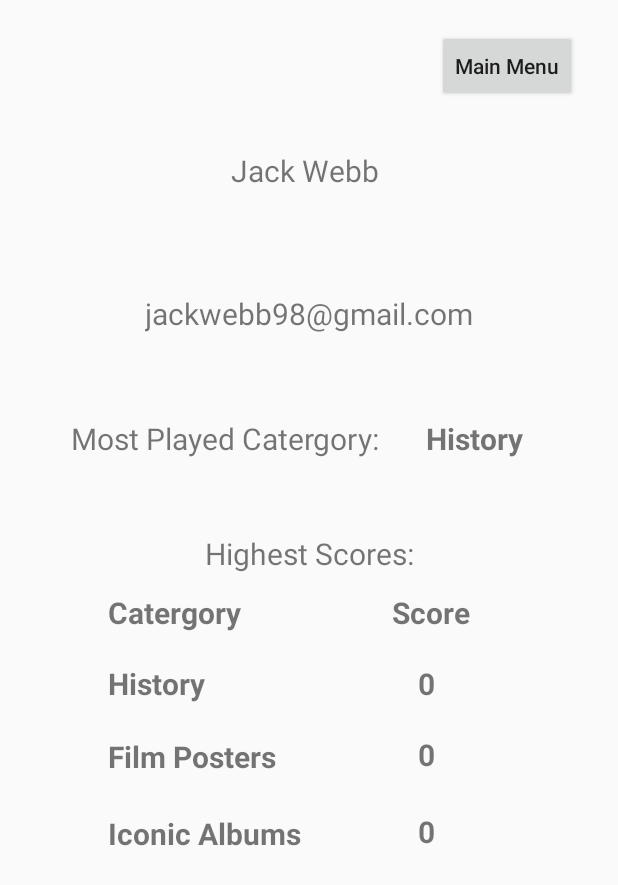
After one commit to jwebb98/Year, an Android app: the UserProfile screen opened directly, with no data from a screen before it, on a phone screen of 412 x 824 dp. The commit adds this screen. Shown: the top 885 px of the screen. Run offline under Robolectric (Android 15) with nearby library versions, the phone set to English and light mode, and no system bars; Roboto replaces fonts that are not available here.

Commit message:
11th commit
High scores added to catergory page and profile,finish game fixed

```diff
--- a/app/src/main/AndroidManifest.xml
+++ b/app/src/main/AndroidManifest.xml
@@ -20,7 +20,8 @@
         android:roundIcon="@mipmap/ic_launcher_round"
         android:supportsRtl="true"
         android:theme="@style/AppTheme">
-        <activity android:name=".Instructions"></activity>
+        <activity android:name=".UserProfile"></activity>
+        <activity android:name=".Instructions" />
         <activity android:name=".InstructionsSliderAdapter" />
         <activity android:name=".result" />
         <activity android:name=".MainMenu">
--- /dev/null
+++ b/app/src/main/java/com/project/Year/UserProfile.java
@@ -0,0 +1,59 @@
+package com.project.Year;
+
+import android.content.Context;
+import android.content.Intent;
+import android.content.SharedPreferences;
+import android.support.v7.app.AppCompatActivity;
+import android.os.Bundle;
+import android.view.View;
+import android.widget.Button;
+import android.widget.TextView;
+
+public class UserProfile extends AppCompatActivity {
+
+    TextView HistoryHighestScore;
+    TextView FilmPostersHighestScore;
+    TextView IconicAlbumsHighestScore;
+    Button mMainMenuBtn;
+    public static int getHistoryScore;
+    public static int getFilmPosterScore;
+    public static int getIconicAlbumScore;
+    public static int getHipHopAlbumScore;
+    public static int getUefaCLScore;
+    public static int getF1PodiumsScore;
+
+    @Override
+    protected void onCreate(Bundle savedInstanceState) {
+        super.onCreate(savedInstanceState);
+        setContentView(R.layout.activity_user_profile);
+
+        mMainMenuBtn = (Button) findViewById(R.id.btnMainMenu3);
+        HistoryHighestScore = (TextView) findViewById(R.id.txt_HistoryScore);
+        FilmPostersHighestScore = (TextView) findViewById(R.id.txt_FilmPostersScore);
+        IconicAlbumsHighestScore = (TextView) findViewById(R.id.txt_IconicAlbumsScore);
+
+        SharedPreferences settings = getSharedPreferences("GAME_DATA", Context.MODE_PRIVATE);
+        UserProfile.getHistoryScore = settings.getInt("HISTORYPROFILE_HIGH_SCORE", 0);
+        UserProfile.getFilmPosterScore = settings.getInt("FILMPOSTERPROFILE_HIGH_SCORE", 0);
+        UserProfile.getIconicAlbumScore = settings.getInt("ICONICALBUMPROFILE_HIGH_SCORE", 0);
+        UserProfile.getHipHopAlbumScore = settings.getInt("HIPHOPPROFILE_HIGH_SCORE", 0);
+        UserProfile.getUefaCLScore = settings.getInt("UEFACLPROFILE_HIGH_SCORE", 0);
+        UserProfile.getF1PodiumsScore = settings.getInt("F1PODIUMPROFILE_HIGH_SCORE", 0);
+
+
+        HistoryHighestScore.setText("" + getHistoryScore);
+        FilmPostersHighestScore.setText("" + getFilmPosterScore);
+        IconicAlbumsHighestScore.setText("" + getIconicAlbumScore);
+
+
+
+        mMainMenuBtn.setOnClickListener(new View.OnClickListener() {
+            @Override
+            public void onClick(View view) {
+                Intent myIntent = new Intent(UserProfile.this, MainMenu.class);
+                startActivity(myIntent);
+                finish();
+            }
+        });
+    }
+}
--- /dev/null
+++ b/app/src/main/res/layout/activity_user_profile.xml
@@ -0,0 +1,188 @@
+<?xml version="1.0" encoding="utf-8"?>
+<android.support.constraint.ConstraintLayout xmlns:android="http://schemas.android.com/apk/res/android"
+    xmlns:app="http://schemas.android.com/apk/res-auto"
+    xmlns:tools="http://schemas.android.com/tools"
+    android:layout_width="match_parent"
+    android:layout_height="match_parent"
+    tools:context=".UserProfile">
+
+    <Button
+        android:id="@+id/btnMainMenu3"
+        android:layout_width="wrap_content"
+        android:layout_height="wrap_content"
+        android:layout_marginTop="20dp"
+        android:layout_marginEnd="27dp"
+        android:text="Main Menu"
+        android:textAllCaps="false"
+        android:visibility="visible"
+        app:layout_constraintEnd_toEndOf="parent"
+        app:layout_constraintHorizontal_bias="1.0"
+        app:layout_constraintStart_toStartOf="parent"
+        app:layout_constraintTop_toTopOf="parent" />
+
+    <TextView
+        android:id="@+id/txt_IconicAlbumsScore"
+        android:layout_width="wrap_content"
+        android:layout_height="27dp"
+        android:layout_marginTop="24dp"
+        android:text="0"
+        android:textSize="20sp"
+        android:textStyle="bold"
+        app:layout_constraintEnd_toEndOf="parent"
+        app:layout_constraintHorizontal_bias="0.389"
+        app:layout_constraintStart_toEndOf="@+id/txt_IconicAlbumsHighestScoreLabel"
+        app:layout_constraintTop_toBottomOf="@+id/txt_FilmPostersScore" />
+
+    <TextView
+        android:id="@+id/txt_FilmPostersScore"
+        android:layout_width="wrap_content"
+        android:layout_height="27dp"
+        android:layout_marginTop="20dp"
+        android:text="0"
+        android:textSize="20sp"
+        android:textStyle="bold"
+        app:layout_constraintEnd_toEndOf="parent"
+        app:layout_constraintHorizontal_bias="0.437"
+        app:layout_constraintStart_toEndOf="@+id/txt_FilmPostersHighestScoresLabel"
+        app:layout_constraintTop_toBottomOf="@+id/txt_HistoryScore" />
+
+    <TextView
+        android:id="@+id/txt_IconicAlbumsHighestScoreLabel"
+        android:layout_width="wrap_content"
+        android:layout_height="27dp"
+        android:layout_marginStart="72dp"
+        android:layout_marginTop="24dp"
+        android:text="Iconic Albums"
+        android:textSize="20sp"
+        android:textStyle="bold"
+        app:layout_constraintStart_toStartOf="parent"
+        app:layout_constraintTop_toBottomOf="@+id/txt_FilmPostersHighestScoresLabel" />
+
+    <TextView
+        android:id="@+id/txt_FilmPostersHighestScoresLabel"
+        android:layout_width="wrap_content"
+        android:layout_height="27dp"
+        android:layout_marginStart="72dp"
+        android:layout_marginTop="21dp"
+        android:text="Film Posters"
+        android:textSize="20sp"
+        android:textStyle="bold"
+        app:layout_constraintStart_toStartOf="parent"
+        app:layout_constraintTop_toBottomOf="@+id/txt_HistoryHighestScoreLabel" />
+
+    <TextView
+        android:id="@+id/txt_HighestScoreLabel"
+        android:layout_width="wrap_content"
+        android:layout_height="27dp"
+        android:layout_marginStart="177dp"
+        android:layout_marginTop="49dp"
+        android:layout_marginEnd="177dp"
+        android:text="Highest Scores:"
+        android:textSize="20sp"
+        app:layout_constraintEnd_toEndOf="parent"
+        app:layout_constraintStart_toStartOf="parent"
+        app:layout_constraintTop_toBottomOf="@+id/txt_MostPlayedLabel" />
+
+    <TextView
+        android:id="@+id/txt_catergoryLabel"
+        android:layout_width="wrap_content"
+        android:layout_height="27dp"
+        android:layout_marginStart="72dp"
+        android:layout_marginTop="12dp"
+        android:text="Catergory"
+        android:textSize="20sp"
+        android:textStyle="bold"
+        app:layout_constraintStart_toStartOf="parent"
+        app:layout_constraintTop_toBottomOf="@+id/txt_HighestScoreLabel" />
+
+    <TextView
+        android:id="@+id/txt_HistoryHighestScoreLabel"
+        android:layout_width="wrap_content"
+        android:layout_height="27dp"
+        android:layout_marginStart="72dp"
+        android:layout_marginTop="20dp"
+        android:text="History"
+        android:textSize="20sp"
+        android:textStyle="bold"
+        app:layout_constraintStart_toStartOf="parent"
+        app:layout_constraintTop_toBottomOf="@+id/txt_catergoryLabel" />
+
+    <TextView
+        android:id="@+id/txt_scoreLabel"
+        android:layout_width="wrap_content"
+        android:layout_height="27dp"
+        android:layout_marginTop="12dp"
+        android:text="Score"
+        android:textSize="20sp"
+        android:textStyle="bold"
+        app:layout_constraintEnd_toEndOf="parent"
+        app:layout_constraintHorizontal_bias="0.505"
+        app:layout_constraintStart_toEndOf="@+id/txt_catergoryLabel"
+        app:layout_constraintTop_toBottomOf="@+id/txt_HighestScoreLabel" />
+
+    <TextView
+        android:id="@+id/txt_HistoryScore"
+        android:layout_width="wrap_content"
+        android:layout_height="27dp"
+        android:layout_marginTop="20dp"
+        android:text="0"
+        android:textSize="20sp"
+        android:textStyle="bold"
+        app:layout_constraintEnd_toEndOf="parent"
+        app:layout_constraintHorizontal_bias="0.539"
+        app:layout_constraintStart_toEndOf="@+id/txt_HistoryHighestScoreLabel"
+        app:layout_constraintTop_toBottomOf="@+id/txt_scoreLabel" />
+
+    <TextView
+        android:id="@+id/txt_NameLabel"
+        android:layout_width="wrap_content"
+        android:layout_height="wrap_content"
+        android:layout_marginStart="174dp"
+        android:layout_marginTop="100dp"
+        android:layout_marginEnd="180dp"
+        android:text="Jack Webb"
+        android:textSize="20sp"
+        app:layout_constraintEnd_toEndOf="parent"
+        app:layout_constraintStart_toStartOf="parent"
+        app:layout_constraintTop_toTopOf="parent" />
+
+    <TextView
+        android:id="@+id/txt_emailLabel"
+        android:layout_width="wrap_content"
+        android:layout_height="wrap_content"
+        android:layout_marginStart="177dp"
+        android:layout_marginTop="68dp"
+        android:layout_marginEnd="177dp"
+        android:text="jackwebb98@gmail.com"
+        android:textSize="20sp"
+        app:layout_constraintEnd_toEndOf="parent"
+        app:layout_constraintStart_toStartOf="parent"
+        app:layout_constraintTop_toBottomOf="@+id/txt_NameLabel" />
+
+    <TextView
+        android:id="@+id/txt_MostPlayedLabel"
+        android:layout_width="wrap_content"
+        android:layout_height="27dp"
+        android:layout_marginStart="177dp"
+        android:layout_marginTop="56dp"
+        android:layout_marginEnd="177dp"
+        android:text="Most Played Catergory:"
+        android:textSize="20sp"
+        app:layout_constraintEnd_toEndOf="parent"
+        app:layout_constraintHorizontal_bias="0.88"
+        app:layout_constraintStart_toStartOf="parent"
+        app:layout_constraintTop_toBottomOf="@+id/txt_emailLabel" />
+
+    <TextView
+        android:id="@+id/txt_MostPlayed"
+        android:layout_width="wrap_content"
+        android:layout_height="wrap_content"
+        android:layout_marginTop="56dp"
+        android:text="History"
+        android:textSize="20sp"
+        android:textStyle="bold"
+        app:layout_constraintEnd_toEndOf="parent"
+        app:layout_constraintHorizontal_bias="0.329"
+        app:layout_constraintStart_toEndOf="@+id/txt_MostPlayedLabel"
+        app:layout_constraintTop_toBottomOf="@+id/txt_emailLabel" />
+</android.support.constraint.ConstraintLayout>
```
Also changed, not shown: app/src/main/java/com/project/Year/CategorySelect.java (+39 -1 lines), app/src/main/java/com/project/Year/MainActivity.java (+11 -0 lines), app/src/main/java/com/project/Year/MainMenu.java (+12 -0 lines), app/src/main/java/com/project/Year/result.java (+78 -13 lines), app/src/main/res/layout/activity_category_select.xml (+26 -3 lines), app/src/main/res/layout/mainmenu.xml (+14 -0 lines).
